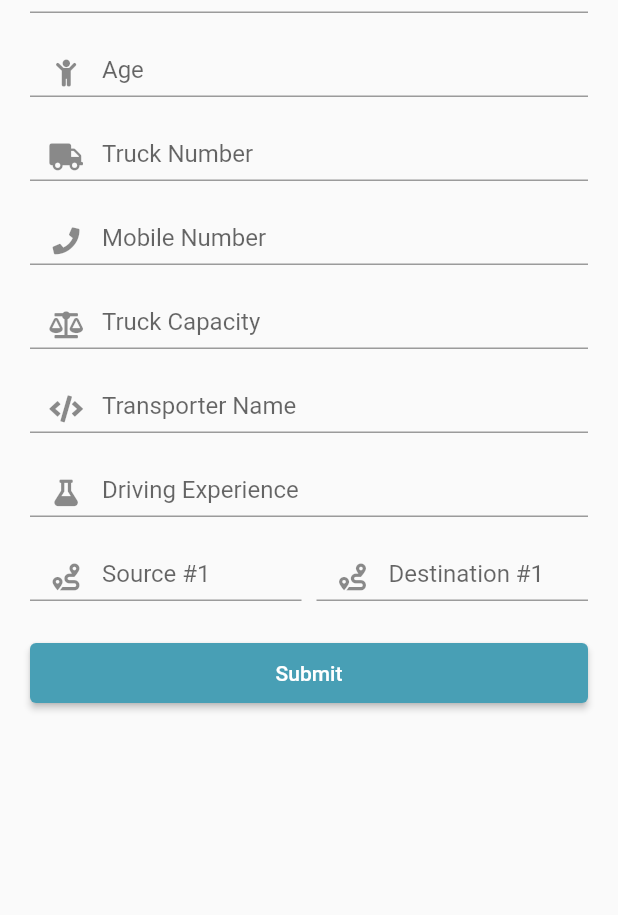
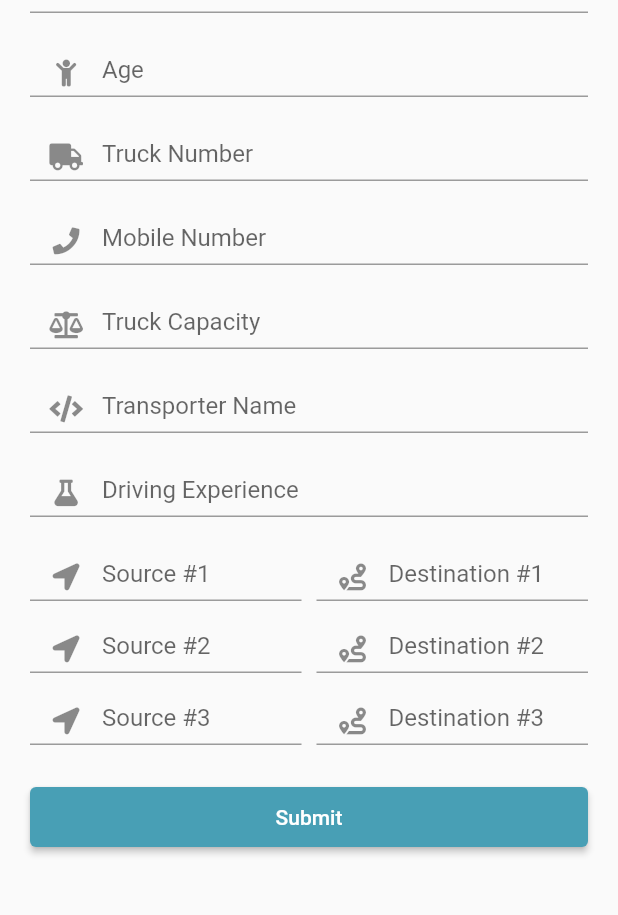
Before and after one commit to rhutikcodes/Chalak-App, a Flutter app: the DriverForm widget shown alone on an empty page, opened directly, on a phone screen of 412 x 824 dp, the part 74-989 px from its top. Run offline on Flutter 3.47's test engine with Material 2 defaults, Android fonts, the phone set to English and light mode, and no system bars; our stand-ins replace bloc, cloud_firestore, dartz, firebase_auth, firebase_core, flutter_bloc and 5 more; missing offline and left inert: cloud_firestore_web, firebase_auth_web, firebase_core_web; accounts and stored records are empty.

Commit message:
added three source destination widgets

```diff
--- a/lib/presentation/auth/sign_up_screen.dart
+++ b/lib/presentation/auth/sign_up_screen.dart
@@ -32,7 +32,8 @@ class _SignUpScreenState extends State<SignUpScreen>
   Widget build(BuildContext context) {
     return Scaffold(
       backgroundColor: Colors.white,
-      body: Column(
+      body: SingleChildScrollView(
+        child: Column(
           children: [
             const SizedBox(height: 50),
             const Text(
@@ -41,7 +42,7 @@ class _SignUpScreenState extends State<SignUpScreen>
             ),
             const SizedBox(height: 10),
             Container(
-            margin: const EdgeInsets.symmetric(horizontal: 20, vertical: 10),
+              margin: const EdgeInsets.symmetric(horizontal: 20),
               child: Container(
                 width: MediaQuery.of(context).size.height,
                 decoration: BoxDecoration(
@@ -75,7 +76,8 @@ class _SignUpScreenState extends State<SignUpScreen>
                 ),
               ),
             ),
-          Expanded(
+            SizedBox(
+              height: MediaQuery.of(context).size.height,
               child: TabBarView(
                 controller: tabController,
                 children: [
@@ -90,6 +92,7 @@ class _SignUpScreenState extends State<SignUpScreen>
             )
           ],
         ),
+      ),
     );
   }
 }
--- a/lib/presentation/auth/widgets/dealerForm.dart
+++ b/lib/presentation/auth/widgets/dealerForm.dart
@@ -22,7 +22,7 @@ class DealerForm extends StatelessWidget {
     return SingleChildScrollView(
       padding: const EdgeInsets.symmetric(horizontal: 20, vertical: 10),
       child: Form(
-        key: _formKeyDealer ,
+        key: _formKeyDealer,
         child: Column(
           children: [
             TextFieldForm(
--- a/lib/presentation/auth/widgets/driverForm.dart
+++ b/lib/presentation/auth/widgets/driverForm.dart
@@ -18,15 +18,28 @@ class DriverForm extends StatelessWidget {
         TextEditingController();
     final TextEditingController drivingExperienceController =
         TextEditingController();
-    final TextEditingController interesetedController = TextEditingController();
+    final TextEditingController routeOneSourceController =
+        TextEditingController();
+    final TextEditingController routeTwoSourceController =
+        TextEditingController();
+    final TextEditingController routeThreeSourceController =
+        TextEditingController();
+    final TextEditingController routeOneDestinationController =
+        TextEditingController();
+    final TextEditingController routeTwoDestinationController =
+        TextEditingController();
+    final TextEditingController routeThreeDestinationController =
+        TextEditingController();
     final TextEditingController searchController = TextEditingController();
+
     final _formKeyDriver = GlobalKey<FormState>();
 
-    return SingleChildScrollView(
+    return Padding(
       padding: const EdgeInsets.symmetric(horizontal: 20, vertical: 10),
       child: Form(
         key: _formKeyDriver,
         child: Column(
+          crossAxisAlignment: CrossAxisAlignment.start,
           children: [
             TextFieldForm(
               hintText: 'Name',
@@ -91,34 +104,29 @@ class DriverForm extends StatelessWidget {
             const SizedBox(
               height: 8,
             ),
-            Row(
-              children: [
-                Expanded(
-                  child: TextFieldForm(
-                    hintText: 'Source #1',
-                    textInputType: TextInputType.text,
-                    iconData: FontAwesomeIcons.route,
-                    controller: interesetedController,
-                    onTap: () {
-                      {}
-                    },
-                  ),
-                ),
-                const SizedBox(
-                  width: 10,
-                ),
-                Expanded(
-                  child: TextFieldForm(
-                    hintText: 'Destination #1',
-                    textInputType: TextInputType.text,
-                    iconData: FontAwesomeIcons.route,
-                    controller: interesetedController,
-                    onTap: () {
-                      {}
-                    },
-                  ),
-                ),
-              ],
+            SourceDestinationField(
+              sourceController: routeOneSourceController,
+              destinationController: routeOneDestinationController,
+              sourceText: "Source #1",
+              destinationText: "Destination #1",
+              sourceOnTap: () {},
+              destinationOnTap: () {},
+            ),
+            SourceDestinationField(
+              sourceController: routeOneSourceController,
+              destinationController: routeOneDestinationController,
+              sourceText: "Source #2",
+              destinationText: "Destination #2",
+              sourceOnTap: () {},
+              destinationOnTap: () {},
+            ),
+            SourceDestinationField(
+              sourceController: routeOneSourceController,
+              destinationController: routeOneDestinationController,
+              sourceText: "Source #3",
+              destinationText: "Destination #3",
+              sourceOnTap: () {},
+              destinationOnTap: () {},
             ),
             const SizedBox(
               height: 24,
@@ -147,3 +155,50 @@ class DriverForm extends StatelessWidget {
     );
   }
 }
+
+class SourceDestinationField extends StatelessWidget {
+  const SourceDestinationField({
+    Key? key,
+    required this.sourceController,
+    required this.destinationController,
+    required this.sourceText,
+    required this.destinationText,
+    required this.sourceOnTap,
+    required this.destinationOnTap,
+  }) : super(key: key);
+
+  final TextEditingController sourceController;
+  final TextEditingController destinationController;
+  final String sourceText;
+  final String destinationText;
+  final VoidCallback sourceOnTap;
+  final VoidCallback destinationOnTap;
+  @override
+  Widget build(BuildContext context) {
+    return Row(
+      children: [
+        Expanded(
+          child: TextFieldForm(
+            hintText: sourceText,
+            textInputType: TextInputType.text,
+            iconData: FontAwesomeIcons.locationArrow,
+            controller: sourceController,
+            onTap: sourceOnTap,
+          ),
+        ),
+        const SizedBox(
+          width: 10,
+        ),
+        Expanded(
+          child: TextFieldForm(
+            hintText: destinationText,
+            textInputType: TextInputType.text,
+            iconData: FontAwesomeIcons.route,
+            controller: destinationController,
+            onTap: destinationOnTap,
+          ),
+        ),
+      ],
+    );
+  }
+}
```
Lines whose indentation alone changed are shown as unchanged.
